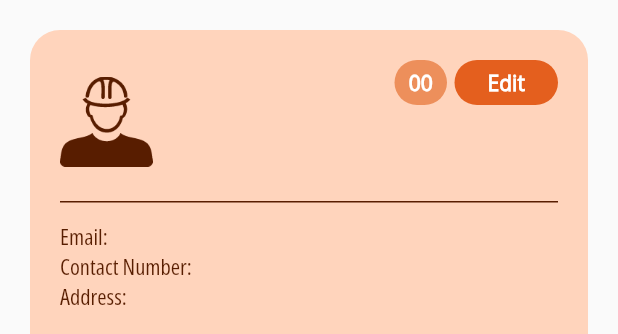
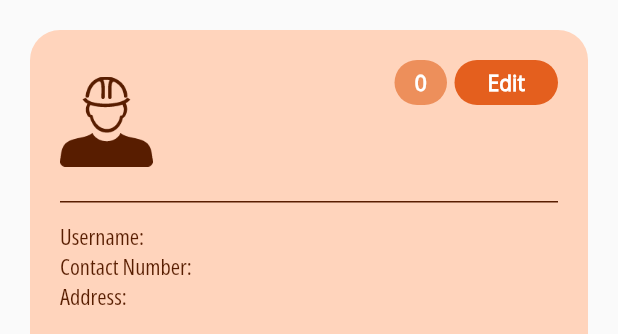
Before and after one commit to SupCalli/siklero-admin, a Flutter app: the HelpersCard widget shown alone on an empty page, opened directly with empty values, on a phone screen of 412 x 824 dp. Shown: the top 334 px of the screen. Run offline on Flutter 3.47's test engine with Material 2 defaults, Android fonts, the phone set to English and light mode, and no system bars; our stand-ins replace cloud_firestore, firebase_core; missing offline and left inert: to_csv; accounts and stored records are empty.

Commit message:
Fix Displays

```diff
--- a/lib/screens/helper_users_screen.dart
+++ b/lib/screens/helper_users_screen.dart
@@ -239,7 +239,7 @@ class HelpersCard extends StatelessWidget {
                           ),
                           child: Center(
                             child: Text(
-                              '0${counter}',
+                              '${counter}',
                               style: const TextStyle(
                                 color: Colors.white,
                                 fontFamily: 'OpenSans',
@@ -314,9 +314,42 @@ class HelpersCard extends StatelessWidget {
                 thickness: 1,
               ),
             ),
-            Text('Email: ${email}', style: kUserLabelTextStyle),
-            Text('Contact Number: ${number}', style: kUserLabelTextStyle),
-            Text('Address: ${address}', style: kUserLabelTextStyle),
+            Row(
+              children: [
+                const Text(
+                  'Username: ',
+                  style: kUserLabelTextStyle,
+                ),
+                Text(
+                  '${email}',
+                  style: kUserDetailsTextStyle,
+                ),
+              ],
+            ),
+            Row(
+              children: [
+                const Text(
+                  'Contact Number: ',
+                  style: kUserLabelTextStyle,
+                ),
+                Text(
+                  '${number}',
+                  style: kUserDetailsTextStyle,
+                ),
+              ],
+            ),
+            Row(
+              children: [
+                const Text(
+                  'Address: ',
+                  style: kUserLabelTextStyle,
+                ),
+                Text(
+                  '${address}',
+                  style: kUserDetailsTextStyle,
+                ),
+              ],
+            ),
           ],
         ));
   }
```
Also changed, not shown: lib/screens/bikefailures_records_screen.dart (+11 -6 lines), lib/screens/manage_users_screen.dart (+42 -4 lines).
